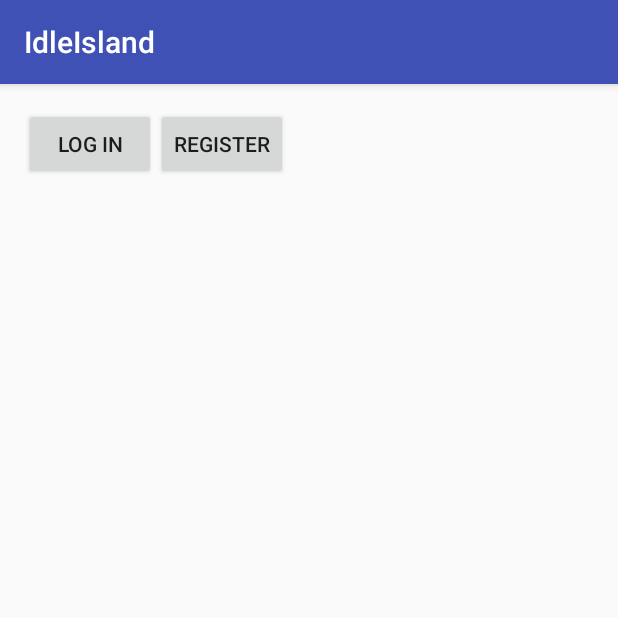
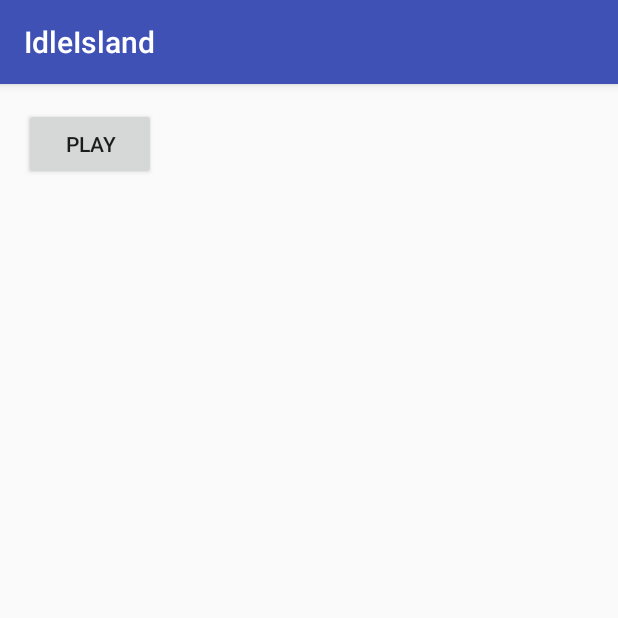
Before and after one commit to jodid93/AndroidIsland, an Android app: the screen it shows after launch (Main before the commit, MenuActivity after it), after a tap on "LOG IN", on a phone screen of 412 x 824 dp, the top half of it. Run offline under Robolectric (Android 15) with nearby library versions, the phone set to English and light mode, and no system bars.

Commit message:
game engine komið upp

```diff
--- a/app/src/main/java/com/example/notandi/idleisland/Main.java
+++ b/app/src/main/java/com/example/notandi/idleisland/Main.java
@@ -1,5 +1,6 @@
 package com.example.notandi.idleisland;
 
+import android.content.Intent;
 import android.support.v7.app.AppCompatActivity;
 import android.os.Bundle;
 import android.view.View;
@@ -11,6 +12,7 @@ public class Main extends AppCompatActivity {
     private Button mLogInButton;
     private Button mRegisterButton;
     private DatabaseHelper DB;
+    private static final int ENTER_GAME = 0;
 
     @Override
     protected void onCreate(Bundle savedInstanceState) {
@@ -21,12 +23,19 @@ public class Main extends AppCompatActivity {
         mLogInButton.setOnClickListener(new View.OnClickListener() {
             @Override
             public void onClick(View v) {
-                Toast.makeText(Main.this, R.string.message, Toast.LENGTH_SHORT).show();
+                String userdata = getUserdata();
+                Intent i = MenuActivity.newIntent(Main.this, userdata);
+                startActivityForResult(i, ENTER_GAME);
             }
         });
         mRegisterButton = (Button) findViewById(R.id.Register_button);
 
-        this.DB = new DatabaseHelper(this);
+        //this.DB = new DatabaseHelper(this);
         System.out.print("The main activity has finish!");
     }
+
+    public static String getUserdata(){
+        //TODO implementa allt database dót
+        return "json object sem verdur userdata";
+    }
 }
--- a/app/src/main/java/com/example/notandi/idleisland/MenuActivity.java
+++ b/app/src/main/java/com/example/notandi/idleisland/MenuActivity.java
@@ -1,17 +1,54 @@
 package com.example.notandi.idleisland;
 
+import android.content.Context;
+import android.content.Intent;
+import android.os.Bundle;
 import android.support.v7.app.AppCompatActivity;
+import android.view.View;
 import android.widget.Button;
+import android.widget.Toast;
 
 /**
  * Created by Notandi on 16.2.2016.
  */
 public class MenuActivity extends AppCompatActivity {
 
-    private Button Play;
+    private Button mPlayButton;
     private Button Highscore;
     private Button Friends;
     private Button LogOut;
+    private String UserData;
+
+    private static final int PLAY_GAME = 666;
+    private static final String UsrDat = "idleisland.userdata";
+
+    @Override
+    protected void onCreate(Bundle savedInstanceState){
+        super.onCreate(savedInstanceState);
+        setContentView(R.layout.activity_menu);
+
+        mPlayButton = (Button) findViewById(R.id.Play_button);
+        mPlayButton.setOnClickListener(new View.OnClickListener() {
+
+            @Override
+            public void onClick(View v) {
+
+                Intent i = GameEngine.newIntent(MenuActivity.this, UserData);
+                startActivityForResult(i, PLAY_GAME);
+
+
+                //Toast.makeText(MenuActivity.this, R.string.message, Toast.LENGTH_SHORT ).show();
+            }
+        });
+
+        UserData = getIntent().getStringExtra(UsrDat);
+    }
+
+    public static Intent newIntent(Context packageContext, String usrData){
+        Intent i = new Intent(packageContext, MenuActivity.class);
+        i.putExtra(UsrDat,usrData);
+        return i;
+    }
 
 
 }
--- /dev/null
+++ b/app/src/main/res/layout/activity_menu.xml
@@ -0,0 +1,28 @@
+<?xml version="1.0" encoding="utf-8"?>
+<RelativeLayout xmlns:android="http://schemas.android.com/apk/res/android"
+    xmlns:tools="http://schemas.android.com/tools"
+    android:layout_width="match_parent"
+    android:layout_height="match_parent"
+    android:paddingBottom="@dimen/activity_vertical_margin"
+    android:paddingLeft="@dimen/activity_horizontal_margin"
+    android:paddingRight="@dimen/activity_horizontal_margin"
+    android:paddingTop="@dimen/activity_vertical_margin"
+    tools:context="com.example.notandi.idleisland.MenuActivity">
+
+    <TextView
+        android:layout_width="wrap_content"
+        android:layout_height="wrap_content"/>
+
+    <LinearLayout
+        android:layout_width="wrap_content"
+        android:layout_height="wrap_content"
+        android:orientation="horizontal">
+
+        <Button
+            android:id="@+id/Play_button"
+            android:layout_width="wrap_content"
+            android:layout_height="wrap_content"
+            android:text="@string/Play_button"/>
+    </LinearLayout>
+
+</RelativeLayout>
--- a/app/src/main/res/values/strings.xml
+++ b/app/src/main/res/values/strings.xml
@@ -3,4 +3,5 @@
     <string name="LogIn_button">Log In</string>
     <string name="Register_button">Register</string>
     <string name="message">Veiiii skilabod</string>
+    <string name="Play_button">Play</string>
 </resources>
```
Also changed, not shown: app/src/main/AndroidManifest.xml (+7 -5 lines), app/src/main/java/com/example/notandi/idleisland/GameEngine.java (added, +42 -0 lines), app/src/main/java/com/example/notandi/idleisland/GamePanel.java (added, +67 -0 lines), app/src/main/java/com/example/notandi/idleisland/MainThread.java (added, +82 -0 lines), app/src/main/res/layout/activity_game.xml (added, +7 -0 lines).
